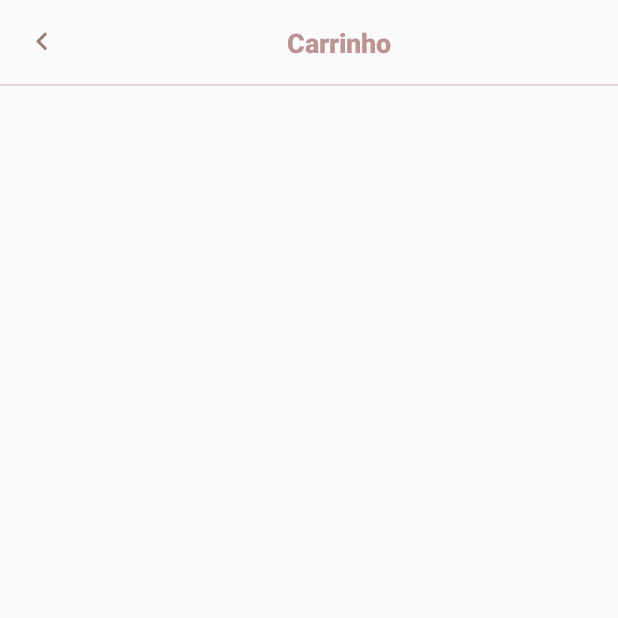
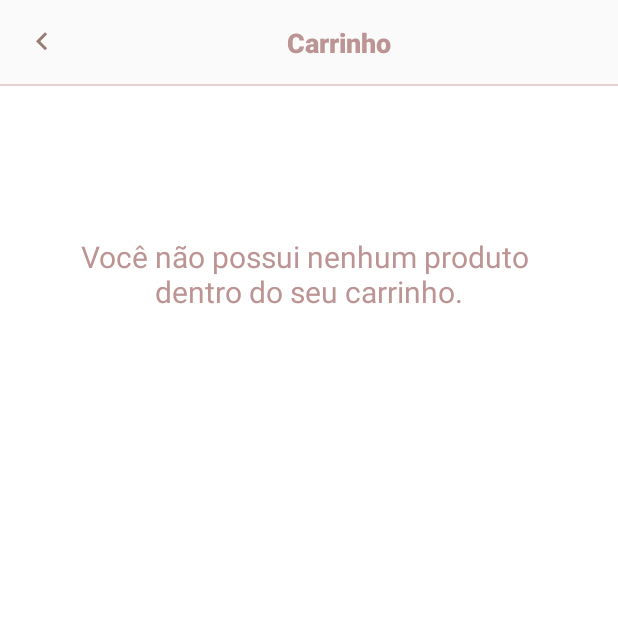
Before and after one commit to mizaelmfs/DesafioAccKotlin, an Android app: the MenuFragment screen opened directly, with no data from a screen before it, after a tap on an icon or button, on a phone screen of 412 x 824 dp, the top half of it. Run offline under Robolectric (Android 15) with nearby library versions, the phone set to English and light mode, and no system bars; our stand-ins replace data binding; libraries missing offline, so code that uses them is left out: java.lang, org.jetbrains.anko.

Commit message:
* add Cart

```diff
--- a/app/src/main/java/com/example/projeto/desafioaccandroidkotlin/config/EndPoint.kt
+++ b/app/src/main/java/com/example/projeto/desafioaccandroidkotlin/config/EndPoint.kt
@@ -11,8 +11,8 @@ interface EndPoint {
     @GET("products.json")
     fun getMenu(): Call<MenuModel>
 
-    object RetrofitConfig  {
-        var retrofit = Retrofit.Builder()
+    object RetrofitConfig {
+        var retrofit: Retrofit = Retrofit.Builder()
             .baseUrl("https://desafio-mobility.herokuapp.com/")
             .addConverterFactory(GsonConverterFactory.create())
             .build()
--- a/app/src/main/java/com/example/projeto/desafioaccandroidkotlin/manager/MenuManager.kt
+++ b/app/src/main/java/com/example/projeto/desafioaccandroidkotlin/manager/MenuManager.kt
@@ -5,7 +5,6 @@ import com.example.projeto.desafioaccandroidkotlin.service.MenuService
 
 class MenuManager private constructor() {
 
-    private var instance: MenuManager? = null
     private var menuService: MenuService = MenuService.instance
 
     companion object {
--- a/app/src/main/java/com/example/projeto/desafioaccandroidkotlin/page/fragment/cart/CartFragment.kt
+++ b/app/src/main/java/com/example/projeto/desafioaccandroidkotlin/page/fragment/cart/CartFragment.kt
@@ -1,10 +1,11 @@
 package com.example.projeto.desafioaccandroidkotlin.page.fragment.cart
 
 
+import android.arch.lifecycle.ViewModelProviders
 import android.databinding.DataBindingUtil
 import android.os.Bundle
-import android.support.v4.app.FragmentManager
 import android.support.v7.app.AppCompatActivity
+import android.support.v7.widget.LinearLayoutManager
 import android.view.LayoutInflater
 import android.view.View
 import android.view.ViewGroup
@@ -12,33 +13,52 @@ import android.view.ViewGroup
 import com.example.projeto.desafioaccandroidkotlin.R
 import com.example.projeto.desafioaccandroidkotlin.Utils.PageAnimation
 import com.example.projeto.desafioaccandroidkotlin.databinding.FragmentCartBinding
+import com.example.projeto.desafioaccandroidkotlin.manager.DaoManager
 import com.example.projeto.desafioaccandroidkotlin.page.BaseFragment
+import com.example.projeto.desafioaccandroidkotlin.page.fragment.cart.model.CartViewModel
 import com.example.projeto.desafioaccandroidkotlin.page.fragment.menu.MenuFragment
 
 class CartFragment : BaseFragment() {
 
-    private lateinit var cartBinding: FragmentCartBinding
+    private lateinit var mBinding: FragmentCartBinding
     private lateinit var menuFragment: MenuFragment
+    private lateinit var mViewModel: CartViewModel
+    private lateinit var mCartAdapter : CartAdapter
 
-    override fun onCreateView(
+    override fun onCreateView (
         inflater: LayoutInflater, container: ViewGroup?,
         savedInstanceState: Bundle?): View? {
-        cartBinding = DataBindingUtil.inflate(inflater, R.layout.fragment_cart, container, false)
+        mBinding = DataBindingUtil.inflate(inflater, R.layout.fragment_cart, container, false)
+        mViewModel = ViewModelProviders.of(this).get(CartViewModel::class.java)
 
+        mBinding.viewmodel = mViewModel
+
+        configRecycler()
         menuFragment = MenuFragment()
 
         configTop()
 
-        return cartBinding.root
+        mViewModel.isEmptyList()
+
+        return mBinding.root
     }
 
     private fun configTop() {
-        cartBinding.toolbar!!.titleToolbarTv.text = getString(R.string.cart)
-        cartBinding.toolbar!!.backIv.visibility = View.VISIBLE
-        (activity as AppCompatActivity).setSupportActionBar(cartBinding.toolbar!!.myToolbar)
-        cartBinding.toolbar!!.backIv.setOnClickListener {
+        mBinding.toolbar!!.titleToolbarTv.text = getString(R.string.cart)
+        mBinding.toolbar!!.backIv.visibility = View.VISIBLE
+        (activity as AppCompatActivity).setSupportActionBar(mBinding.toolbar!!.myToolbar)
+        mBinding.toolbar!!.backIv.setOnClickListener {
             changeFragment(menuFragment, PageAnimation.SLIDE_RIGHT_TO_LEFT, R.id.container_fragment, activity!!.supportFragmentManager)
         }
     }
 
+    private fun configRecycler() {
+
+        val layoutManager = LinearLayoutManager(context)
+
+        mBinding.cartRv.layoutManager = layoutManager
+        mCartAdapter = CartAdapter(DaoManager.instance.getList().toList())
+        mBinding.cartRv.adapter = mCartAdapter
+    }
+
 }
--- /dev/null
+++ b/app/src/main/java/com/example/projeto/desafioaccandroidkotlin/page/fragment/cart/model/CartViewModel.kt
@@ -0,0 +1,21 @@
+package com.example.projeto.desafioaccandroidkotlin.page.fragment.cart.model
+
+import android.app.Application
+import android.arch.lifecycle.AndroidViewModel
+import android.databinding.ObservableBoolean
+import com.example.projeto.desafioaccandroidkotlin.manager.DaoManager
+
+class CartViewModel(application: Application) : AndroidViewModel(application) {
+
+    val emptyList = ObservableBoolean(true)
+
+    fun isEmptyList() {
+        if (DaoManager.instance.getList().count() > 0) {
+            emptyList.set(false)
+        } else {
+            emptyList.set(true)
+        }
+
+    }
+
+}
--- a/app/src/main/res/layout/fragment_cart.xml
+++ b/app/src/main/res/layout/fragment_cart.xml
@@ -2,6 +2,15 @@
 <layout
         xmlns:android="http://schemas.android.com/apk/res/android"
         xmlns:tools="http://schemas.android.com/tools">
+
+    <data>
+        <import type="android.view.View"/>
+        <import type="java.lang.Integer"/>
+        <variable
+                name="viewmodel"
+                type="com.example.projeto.desafioaccandroidkotlin.page.fragment.cart.model.CartViewModel"/>
+    </data>
+
     <LinearLayout
             android:layout_width="match_parent"
             android:layout_height="match_parent"
@@ -11,5 +20,31 @@
         <include android:id="@+id/toolbar"
                  layout="@layout/toolbar" />
 
+        <RelativeLayout
+                android:id="@+id/not_cart_container"
+                android:layout_width="match_parent"
+                android:layout_height="match_parent"
+                android:background="@android:color/white"
+                android:clickable="true"
+                android:focusable="true"
+                android:visibility="@{viewmodel.emptyList ? View.VISIBLE : View.GONE, default=gone}">
+
+            <TextView
+                    android:layout_width="wrap_content"
+                    android:layout_height="wrap_content"
+                    android:layout_marginTop="100dp"
+                    android:layout_centerHorizontal="true"
+                    android:text="@string/not_cart"
+                    android:gravity="center"
+                    android:textSize="20sp"
+                    android:textColor="@color/foreground_text"/>
+        </RelativeLayout>
+
+        <android.support.v7.widget.RecyclerView
+                android:id="@+id/cart_rv"
+                android:layout_width="match_parent"
+                android:layout_height="match_parent"
+        android:visibility="@{viewmodel.emptyList ? View.GONE : View.VISIBLE, default=gone}"/>
+
     </LinearLayout>
 </layout>
--- a/app/src/main/res/layout/fragment_details.xml
+++ b/app/src/main/res/layout/fragment_details.xml
@@ -53,7 +53,7 @@
                         app:layout_constraintEnd_toEndOf="parent"
                         android:layout_marginEnd="8dp"
                         app:layout_constraintStart_toStartOf="parent"
-                        android:layout_marginStart="8dp"/>
+                        android:layout_marginStart="8dp" android:layout_marginTop="8dp"/>
                 <TextView
                         android:text="@{viewmodel.getProductsModel.title}"
                         android:layout_width="wrap_content"
@@ -267,6 +267,7 @@
                         android:layout_width="0dp"
                         android:onClick="@{viewmodel.addList}"
                         android:layout_height="wrap_content"
+                        android:textAllCaps="false"
                         android:background="@drawable/shape_btn"
                         android:textColor="@color/color_view"
                         android:id="@+id/add_cart_btn" android:layout_marginBottom="24dp"
--- a/app/src/main/res/layout/fragment_menu.xml
+++ b/app/src/main/res/layout/fragment_menu.xml
@@ -28,7 +28,6 @@
         </android.support.v7.widget.RecyclerView>
 
         <RelativeLayout
-                android:id="@+id/twoFactorLoading"
                 android:layout_width="match_parent"
                 android:layout_height="match_parent"
                 android:background="@android:color/white"
--- a/app/src/main/res/values/colors.xml
+++ b/app/src/main/res/values/colors.xml
@@ -8,4 +8,5 @@
     <color name="foreground_text">#bb9493</color>
     <color name="title_color_text">#6d5852</color>
     <color name="color_view">#E4D3D2</color>
+    <color name="background_item_card">#DDDCD8</color>
 </resources>
--- a/app/src/main/res/values/strings.xml
+++ b/app/src/main/res/values/strings.xml
@@ -14,5 +14,8 @@
     <string name="size">Tamanho</string>
     <string name="sugar">Açucar</string>
     <string name="error_empty">Você precisa de ao menos um produto</string>
+    <string name="product_cart">Produto:</string>
+    <string name="quantity_cart">Quantidade:</string>
+    <string name="add_cart">Adicionais:</string>
 
 </resources>
```
Also changed, not shown: app/src/main/java/com/example/projeto/desafioaccandroidkotlin/page/fragment/cart/CartAdapter.kt (added, +43 -0 lines), app/src/main/res/layout/item_cart.xml (added, +94 -0 lines).
